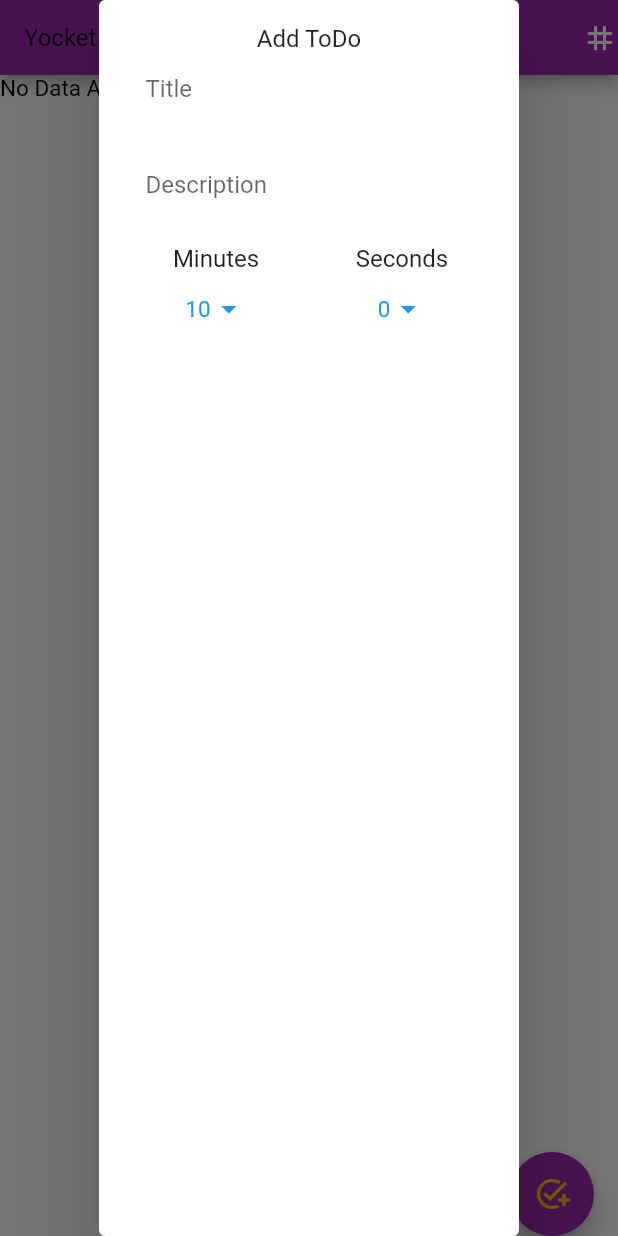
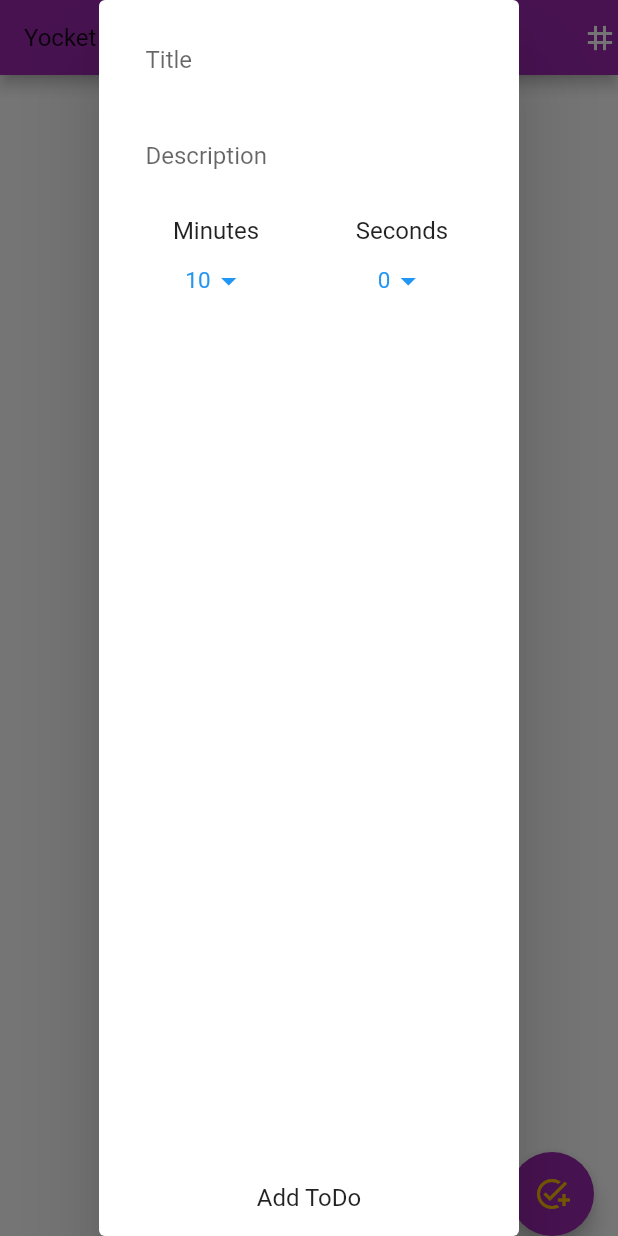
Before and after one commit to Visakh417/yocket-todo-app, a Flutter app: the screen it shows after launch, after a tap on the "add task" icon, on a phone screen of 412 x 824 dp. Run offline on Flutter 3.47's test engine with Material 2 defaults, Android fonts, the phone set to English and light mode, and no system bars; our stand-ins replace hive, hive_flutter; accounts and stored records are empty.

Commit message:
All functionality added

```diff
--- a/lib/ui/home_screen.dart
+++ b/lib/ui/home_screen.dart
@@ -35,9 +35,7 @@ class HomeScreen extends StatelessWidget {
         floatingActionButton: Builder(builder: (builderContext) {
           return FloatingActionButton(
             onPressed: () async {
-              // Provider.of<TodoProvider>(context, listen: false).addNewTodoItem(
-              //     TodoModel(title: "My Third Task", duration: 20));
-              TodoModel? model = await showDialog<TodoModel>(
+              TodoModel? newTodoItem = await showDialog<TodoModel>(
                   context: builderContext,
                   useSafeArea: true,
                   builder: (builderContext) {
@@ -49,8 +47,9 @@ class HomeScreen extends StatelessWidget {
                         contentPadding: EdgeInsets.all(0),
                         content: AddTodoPopupWidget());
                   });
-              if (model != null) {
-                debugPrint(model.title);
+              if (newTodoItem != null) {
+                Provider.of<TodoProvider>(context, listen: false)
+                    .addNewTodoItem(newTodoItem);
               }
             },
             child: const Icon(
@@ -68,12 +67,14 @@ class HomeScreen extends StatelessWidget {
     if (context.watch<TodoProvider>().todoList.isNotEmpty) {
       return const ListTodoView();
     } else {
-      return Text(
-        "No Data Available",
-        style: Theme.of(context)
-            .textTheme
-            .bodyText1
-            ?.copyWith(color: Colors.black),
+      return Center(
+        child: Text(
+          "No ToDos Created",
+          style: Theme.of(context)
+              .textTheme
+              .bodyText1
+              ?.copyWith(color: Colors.black),
+        ),
       );
     }
     // if (context.watch<TodoProvider>().isListView) {
--- a/lib/ui/widgets/add_todo_popup.dart
+++ b/lib/ui/widgets/add_todo_popup.dart
@@ -24,12 +24,6 @@ class _AddTodoPopupWidgetState extends State<AddTodoPopupWidget> {
       child: Column(
         mainAxisSize: MainAxisSize.min,
         children: [
-          InkWell(
-              onTap: () {
-                Navigator.pop(
-                    context, TodoModel(title: "My Task", duration: 3));
-              },
-              child: const Text("Add ToDo")),
           TextField(
             cursorColor: Colors.black,
             keyboardType: TextInputType.text,
@@ -63,7 +57,7 @@ class _AddTodoPopupWidgetState extends State<AddTodoPopupWidget> {
                 contentPadding:
                     EdgeInsets.only(left: 15, bottom: 11, top: 11, right: 15),
                 hintText: "Description"),
-            controller: titleTxtCntlr,
+            controller: descriptionTxtCntlr,
           ),
           const SizedBox(
             height: 16,
@@ -80,26 +74,52 @@ class _AddTodoPopupWidgetState extends State<AddTodoPopupWidget> {
                         selectedMinutes, (int value) {
                   setState(() {
                     selectedMinutes = value;
-                    if (selectedMinutes == 10) {
+                    if (selectedMinutes == 10 || selectedMinutes == 0) {
                       selectedSecond = 0;
-
                     }
                   });
                 })),
                 Expanded(
                     child: TimeSelectionDropDown(
-                        "Seconds",
-                        selectedMinutes == 10 ? [0] : GeneralUtil().getNumberArray(60),
-                        selectedMinutes == 10 ? 0 : selectedSecond, (int value) {
+                        "Seconds", getSecondsArray(), selectedSecond,
+                        (int value) {
                   setState(() {
                     selectedSecond = value;
                   });
                 }))
               ],
             ),
-          )
+          ),
+          const SizedBox(
+            height: 50,
+          ),
+          InkWell(
+              onTap: () {
+                if (titleTxtCntlr.text.isEmpty) return;
+                Navigator.pop(
+                  context,
+                  TodoModel(
+                      title: titleTxtCntlr.text,
+                      duration: ((60 *
+                              GeneralUtil()
+                                  .getNumberArray(11)[selectedMinutes]) +
+                          getSecondsArray()[selectedSecond]),
+                      description: descriptionTxtCntlr.text),
+                );
+              },
+              child: const Text("Add ToDo")),
         ],
       ),
     );
   }
+
+  List<int> getSecondsArray() {
+    if (selectedMinutes == 10) {
+      return [0];
+    }
+    if (selectedMinutes == 0) {
+      return [1];
+    }
+    return GeneralUtil().getNumberArray(60);
+  }
 }
```
